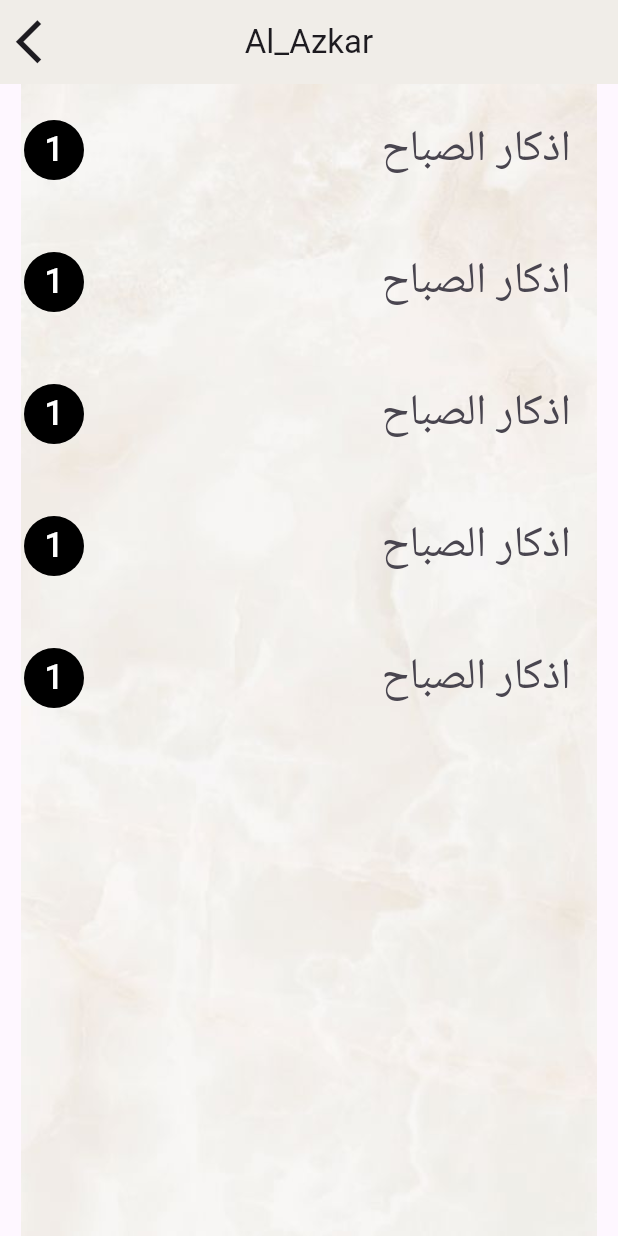
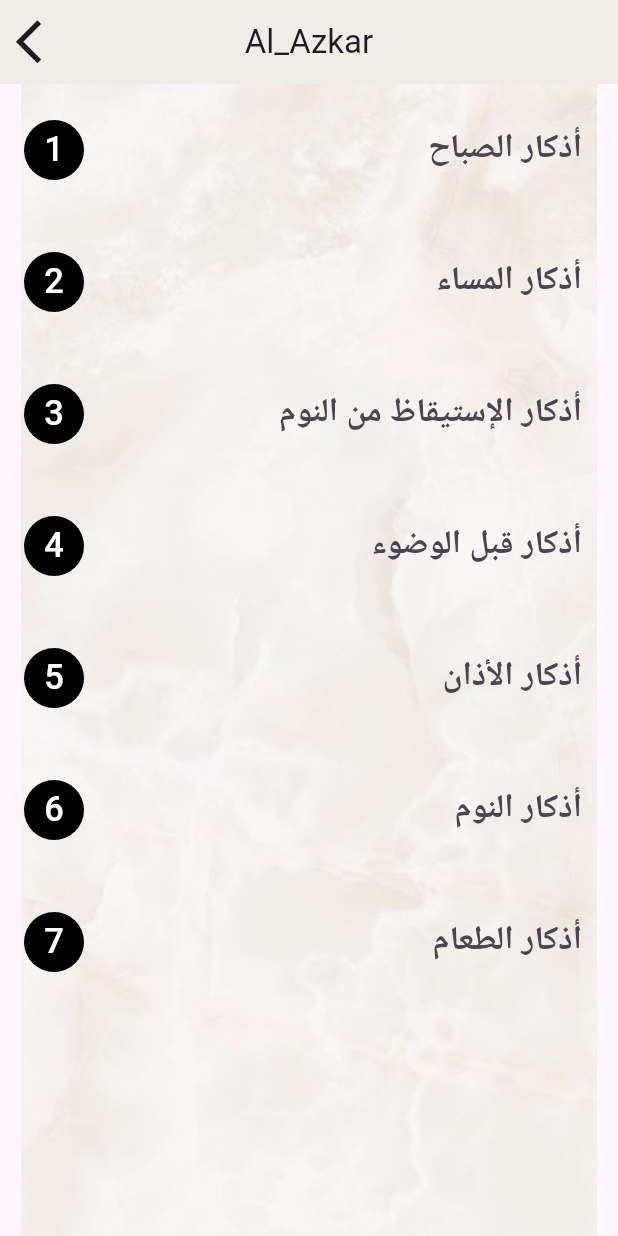
Before and after one commit to tokaahmed345/Al-Quran-app, a Flutter app: the Al_Azkar screen opened by its route, on a phone screen of 412 x 824 dp. Run offline on Flutter 3.47's test engine with Material 3 defaults, Android fonts, the phone set to English and light mode, and no system bars; our stand-ins replace audioplayers, bloc, dio, flutter_bloc, flutter_spinkit, font_awesome_flutter; network calls fail.

Commit message:
display listOfItem and  make responsive UI

```diff
--- /dev/null
+++ b/assets/images/azkar.json
@@ -0,0 +1,30 @@
+[
+  {
+    "id": 1,
+    "name" : "أذكار الصباح"
+  },
+  {
+    "id": 2,
+    "name" : "أذكار المساء"
+  },
+  {
+    "id": 3,
+    "name" : "أذكار الإستيقاظ من النوم"
+  },
+  {
+    "id": 4,
+    "name" : "أذكار قبل الوضوء"
+  },
+  {
+    "id": 5,
+    "name" : "أذكار الأذان"
+  },
+  {
+    "id": 6,
+    "name" : "أذكار النوم"
+  },
+  {
+    "id": 7,
+    "name" : "أذكار الطعام"
+  }
+]
--- a/lib/screens/azkar.dart
+++ b/lib/screens/azkar.dart
@@ -1,56 +1,84 @@
+import 'dart:convert';
 import 'package:alquran/screens/azkar_contetnt.dart';
-import 'package:alquran/widgets/item_row.dart';
 import 'package:flutter/material.dart';
 
 class Al_Azkar extends StatelessWidget {
   const Al_Azkar({super.key});
-static String id="azkar";
+  static String id = "azkar";
+
   @override
   Widget build(BuildContext context) {
+    var screenSize = MediaQuery.of(context).size;
+
     return Scaffold(
-
-appBar: AppBar(title: Text("Al_Azkar"),
+      appBar: AppBar(
+        title: Text("Al_Azkar"),
         backgroundColor: Color(0xfff0ede8),
         centerTitle: true,
-leading: Icon(Icons.arrow_back_ios,size: 35,),
+        leading: IconButton(
+          icon: Icon(Icons.arrow_back_ios, size: 35),
+          onPressed: () {
+            Navigator.pop(context);
+          },
         ),
+      ),
+      body: Stack(
+        children: [
+          Positioned.fill(child: Image.asset("assets/images/back.jpg")),
+          FutureBuilder(
+            future: DefaultAssetBundle.of(context).loadString("assets/images/azkar.json"),
+            builder: (context, snapshot) {
+              if (snapshot.hasError) {
+                return Center(
+                  child: Text("Error: ${snapshot.error.toString()}"),
+                );
+              }
 
-body: Stack(
+              if (snapshot.hasData) {
+                List azkarData = json.decode(snapshot.data!);
 
-  children:[
-    Positioned.fill(child: Image.asset("assets/images/back.jpg")),
+                return LayoutBuilder(
+                  builder: (context, constraints) {
+                    return ListView.builder(
+                      itemCount: azkarData.length,
+                      itemBuilder: (context, index) {
+                        var azkar = azkarData[index];
 
-     ListView.builder(
-    itemCount: 5,
-    itemBuilder: (context,index){
-    return  Padding(
-      padding: const EdgeInsets.symmetric(vertical: 16.0),
+                        double fontSize = screenSize.width > 600 ? 29 : 22;
+
+                        return Padding(
+                          padding: EdgeInsets.symmetric(vertical: 16.0),
                           child: InkWell(
-        onTap: (){
+                            onTap: () {
                               Navigator.pushNamed(context, Azkar_Content.id);
                             },
                             child: ListTile(
+                              leading: CircleAvatar(
+                                child: Text(
+                                  azkar['id'].toString(),
+                                  style: TextStyle(fontSize: 23, color: Colors.white,),
+                                ),
+                                backgroundColor: Colors.black,
 
-             leading:    CircleAvatar(
-              child: Text(
-                "1",
-                style: TextStyle(
-                  fontSize: 23,
-                  color: Colors.white,
+                              ),
+                              trailing: Text(
+                                azkar['name'],
+                                style: TextStyle(fontSize: fontSize,fontWeight: FontWeight.bold),
                               ),
                             ),
-              backgroundColor: Colors.black,
-            ),
-
-           trailing:    Text("اذكار الصباح ",style: TextStyle(fontSize: 29),)
-
-
-        ,),
                           ),
                         );
-  }),
-]),
-
+                      },
+                    );
+                  },
+                );
+              } else {
+                return Center(child: CircularProgressIndicator());
+              }
+            },
+          ),
+        ],
+      ),
     );
   }
 }
--- a/pubspec.yaml
+++ b/pubspec.yaml
@@ -62,6 +62,7 @@ flutter:
     - assets/images/quran.png
     - assets/images/audio-speaker.png
     - assets/images/back.jpg
+    - assets/images/azkar.json
   # An image asset can refer to one or more resolution-specific "variants", see
   # https://flutter.dev/to/resolution-aware-images
   # For details regarding adding assets from package dependencies, see
```
Also changed, not shown: lib/screens/azkar_contetnt.dart (+22 -1 lines). Lines whose indentation alone changed are shown as unchanged.
